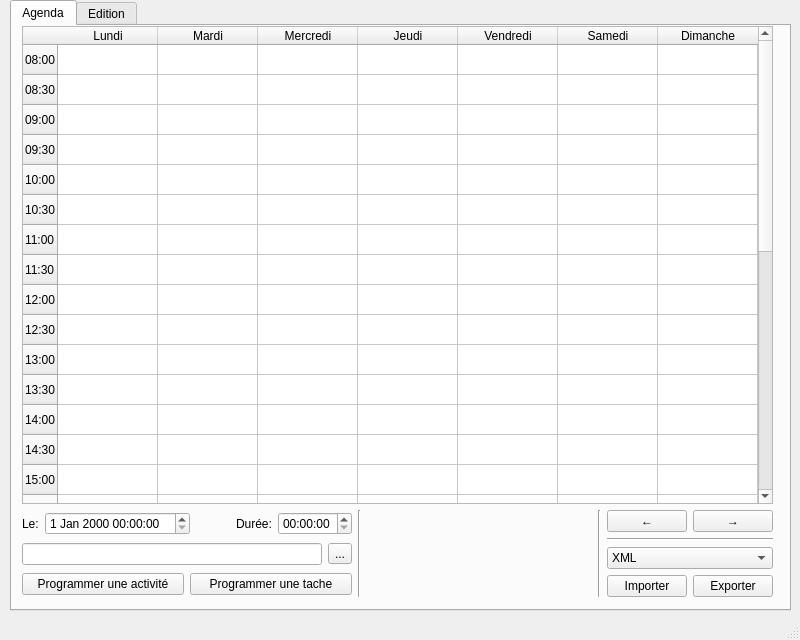
Qt form mainwindow.ui (TamtamHero/LO21) before a commit.
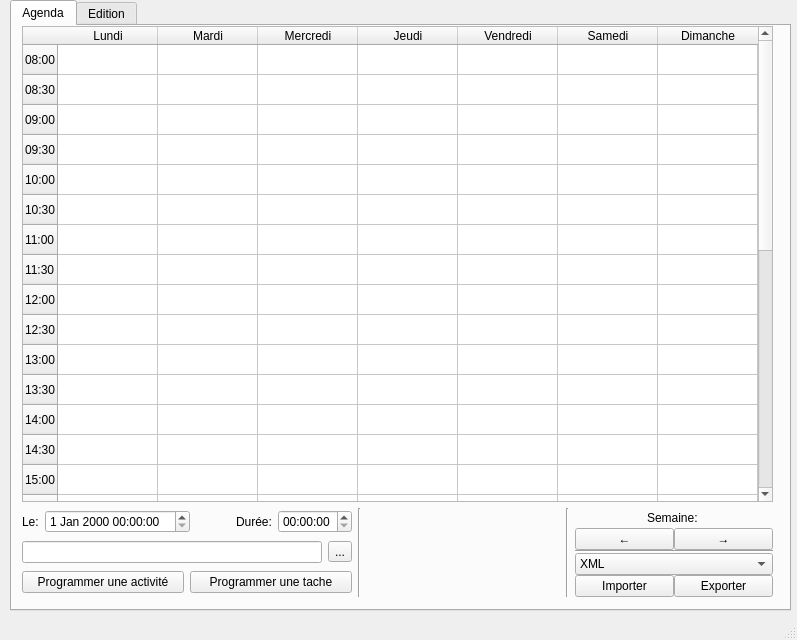
The same form after that commit.

Commit message: Progress in scheduler management and display

Patch:
```diff
--- a/mainwindow.ui
+++ b/mainwindow.ui
@@ -6,7 +6,7 @@
    <rect>
     <x>0</x>
     <y>0</y>
-    <width>800</width>
+    <width>797</width>
     <height>640</height>
    </rect>
   </property>
@@ -403,6 +403,46 @@
          </item>
          <item>
           <layout class="QVBoxLayout" name="verticalLayout_6">
+           <property name="spacing">
+            <number>0</number>
+           </property>
+           <item>
+            <layout class="QHBoxLayout" name="horizontalLayout_9">
+             <item>
+              <spacer name="horizontalSpacer_3">
+               <property name="orientation">
+                <enum>Qt::Horizontal</enum>
+               </property>
+               <property name="sizeHint" stdset="0">
+                <size>
+                 <width>40</width>
+                 <height>20</height>
+                </size>
+               </property>
+              </spacer>
+             </item>
+             <item>
+              <widget class="QLabel" name="label_scheduler_week">
+               <property name="text">
+                <string>Semaine: </string>
+               </property>
+              </widget>
+             </item>
+             <item>
+              <spacer name="horizontalSpacer_5">
+               <property name="orientation">
+                <enum>Qt::Horizontal</enum>
+               </property>
+               <property name="sizeHint" stdset="0">
+                <size>
+                 <width>40</width>
+                 <height>20</height>
+                </size>
+               </property>
+              </spacer>
+             </item>
+            </layout>
+           </item>
            <item>
             <layout class="QHBoxLayout" name="horizontalLayout_6">
              <item>
```
Left out of the diff: 8 changed lines with no effect on the pictures. The commit also changes 8 other files.
